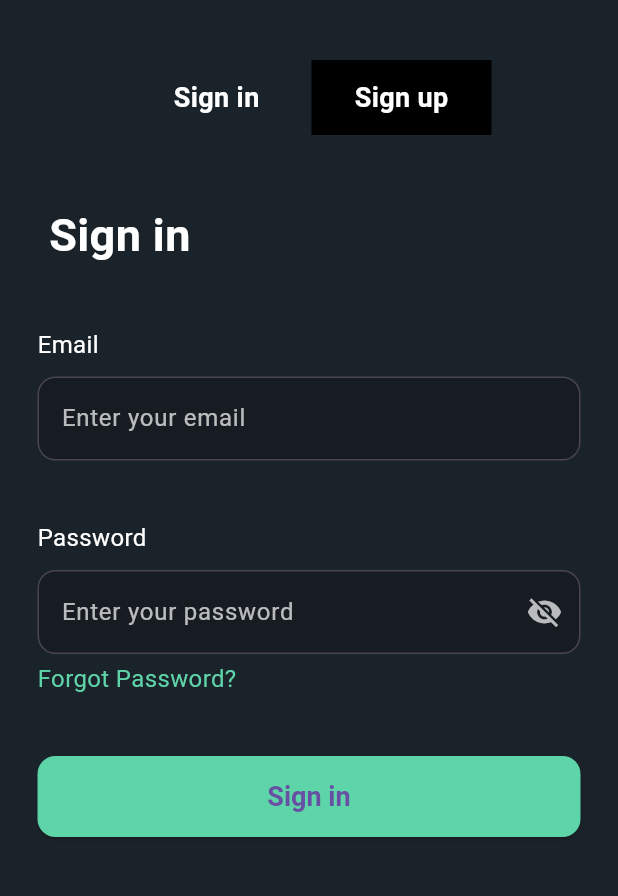
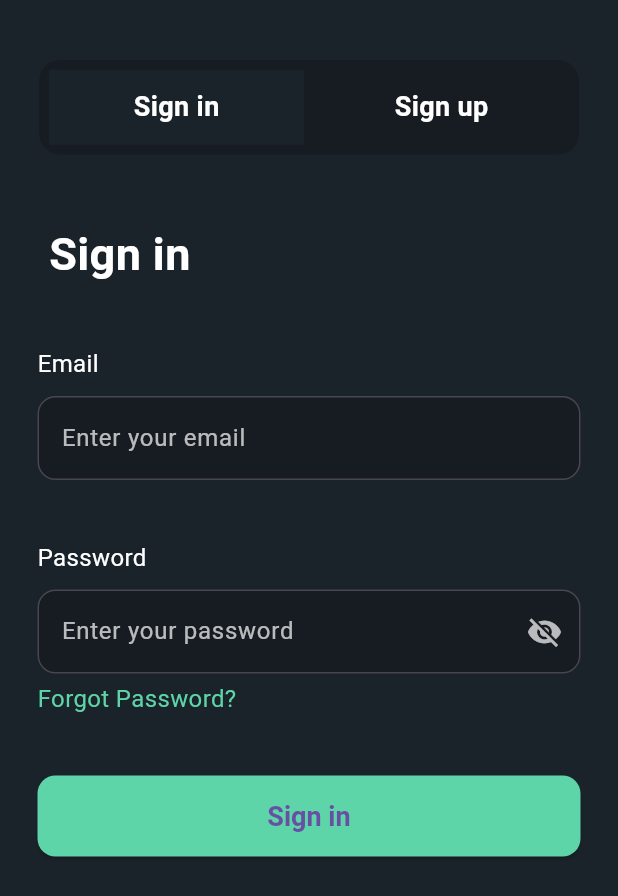
Before and after one commit to rajni2002491/ZeptoApp, a Flutter app: the screen it shows after launch, on a phone screen of 412 x 824 dp. Shown: the top 896 px of the screen. Run offline on Flutter 3.47's test engine with Material 3 defaults, Android fonts, the phone set to English and light mode, and no system bars; our stand-ins replace firebase_auth, firebase_core, fl_chart, flutter_riverpod; accounts and stored records are empty.

Commit message:
fix the size login signup tab

```diff
--- a/lib/auth_screen.dart
+++ b/lib/auth_screen.dart
@@ -34,10 +34,11 @@ class _AuthScreenState extends State<AuthScreen> {
             const SizedBox(height: 40),
             // Sliding Tab Box
             Container(
-              width: 250,
-              height: 50,
+              width: 360,
+              height: 63,
               decoration: BoxDecoration(
-                color: const Color(0xFF1B232A), // Black Background
+                color: const Color(0xFF161C22),
+                borderRadius: BorderRadius.all(Radius.circular(14)), // Black Background
               ),
               child: Row(
                 mainAxisAlignment: MainAxisAlignment.spaceEvenly,
@@ -72,9 +73,9 @@ class _AuthScreenState extends State<AuthScreen> {
     return GestureDetector(
       onTap: () => _switchPage(index),
       child: Container(
-        width: 120,
+        width: 170,
         height: 50,
-        color: _selectedIndex == index ? const Color(0xFF1B232A) : Colors.black,
+        color: _selectedIndex == index ? const Color(0xFF1B232A) : const Color(0xFF161C22), // Black Background
         alignment: Alignment.center,
         child: Text(
           text,
```
